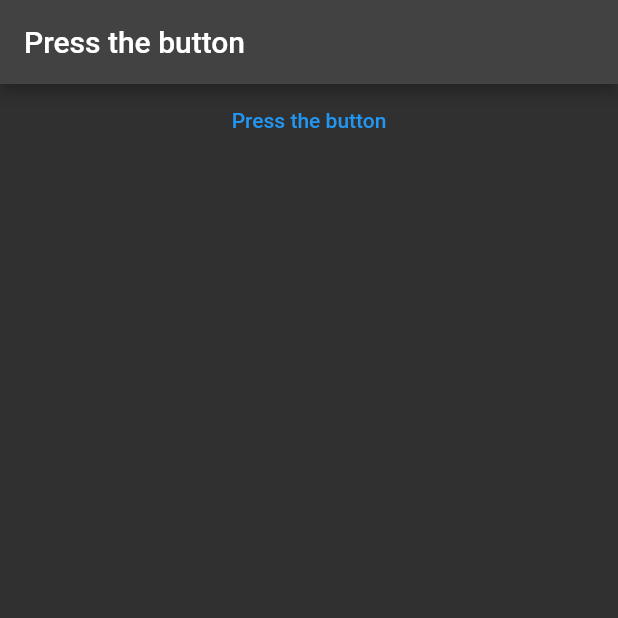
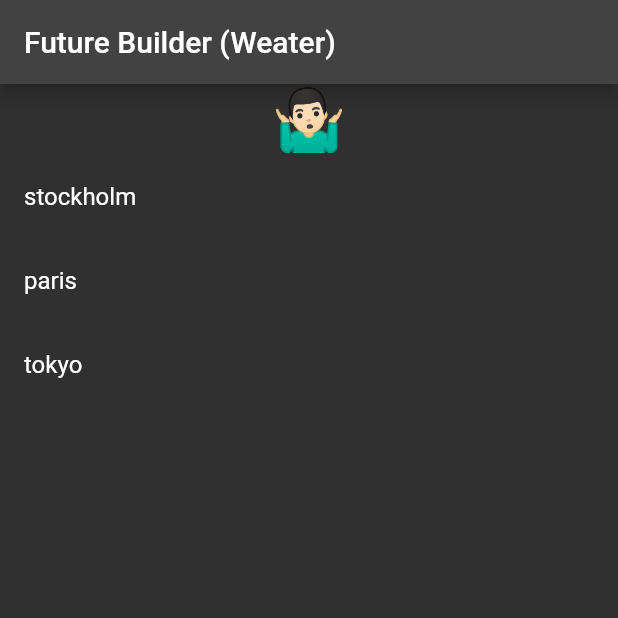
Before and after one commit to SouksavathPMS/riverpod_learning_ex1, a Flutter app: the screen it shows after launch, on a phone screen of 412 x 824 dp, the top half of it. Run offline on Flutter 3.47's test engine with Material 2 defaults, Android fonts, the light colour scheme and no system bars; our stand-ins replace hooks_riverpod.

Commit message:
Future Provider

```diff
--- a/lib/main.dart
+++ b/lib/main.dart
@@ -38,39 +38,75 @@ extension OptionalInfixAddition<T extends num> on T? {
   }
 }
 
-class CounterNotifier extends StateNotifier<int> {
-  CounterNotifier() : super(0);
-  void increment() {
-    state = state + 1;
-  }
+enum City {
+  stockholm,
+  paris,
+  tokyo,
 }
 
-final counterProvider =
-    StateNotifierProvider<CounterNotifier, int?>((ref) => CounterNotifier());
+typedef WeatherEimoji = String;
+Future<WeatherEimoji> getWeather(City city) async {
+  return Future.delayed(
+    const Duration(seconds: 1),
+    () => {
+      City.stockholm: "❄️",
+      City.paris: "☔️",
+      City.tokyo: "⛅️",
+    }[city]!,
+  );
+}
+
+final weatherProvider = StateProvider<City?>((ref) => null);
+final currentWeatherProvider = FutureProvider<String>((ref) async {
+  final currentWeather = ref.watch(weatherProvider);
+  if (currentWeather != null) {
+    return getWeather(currentWeather);
+  } else {
+    return "🤷🏻‍♂️";
+  }
+});
 
 class MyHomePage extends ConsumerWidget {
   const MyHomePage({Key? key}) : super(key: key);
 
   @override
   Widget build(BuildContext context, WidgetRef ref) {
+    final currentWeather = ref.watch(currentWeatherProvider);
     return Scaffold(
       appBar: AppBar(
-        title: Consumer(
-          builder: (context, ref, child) {
-            final counter = ref.watch(counterProvider);
-            final consumeCount =
-                counter == 0 ? "Press the button" : counter.toString();
-            return Text(consumeCount);
-          },
-        ),
+        title: const Text("Future Builder (Weater)"),
       ),
       body: Column(
-        crossAxisAlignment: CrossAxisAlignment.stretch,
         children: [
-          TextButton(
-            onPressed: ref.read(counterProvider.notifier).increment,
-            child: const Text("Press the button"),
+          currentWeather.when(
+            data: (data) => Text(
+              data,
+              style: const TextStyle(fontSize: 40),
+            ),
+            error: (error, stackTrace) => const Text(
+              "😢",
+              style: TextStyle(fontSize: 40),
+            ),
+            loading: () => const Padding(
+              padding: EdgeInsets.all(8.0),
+              child: CircularProgressIndicator(),
+            ),
           ),
+          Expanded(
+              child: ListView.builder(
+            itemCount: City.values.length,
+            itemBuilder: (context, index) {
+              final cityTitle = City.values[index];
+              final isSelected = cityTitle == ref.watch(weatherProvider);
+              return ListTile(
+                title: Text(cityTitle.name),
+                trailing: !isSelected ? null : const Icon(Icons.check),
+                onTap: () {
+                  ref.read(weatherProvider.notifier).state = cityTitle;
+                },
+              );
+            },
+          ))
         ],
       ),
     );
--- a/pubspec.yaml
+++ b/pubspec.yaml
@@ -36,6 +36,7 @@ dependencies:
   # Use with the CupertinoIcons class for iOS style icons.
   cupertino_icons: ^1.0.2
   hooks_riverpod: ^2.3.6
+  flutter_hooks: ^0.18.6
 
 dev_dependencies:
   flutter_test:
```
Also changed, not shown: pubspec.lock.
